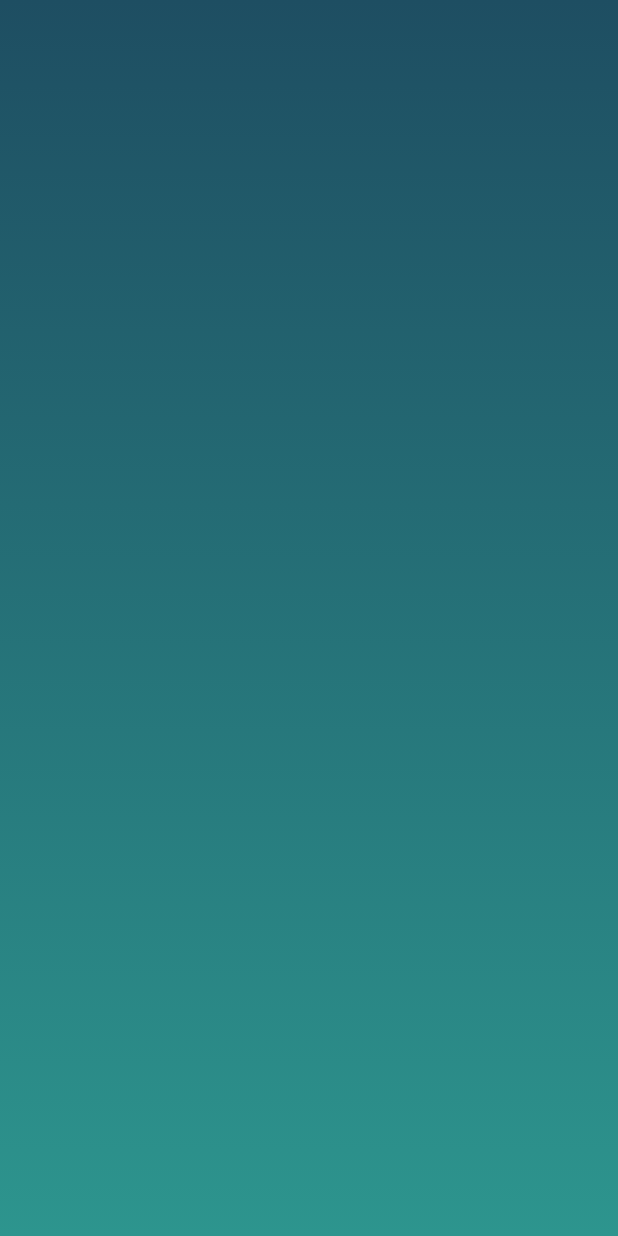
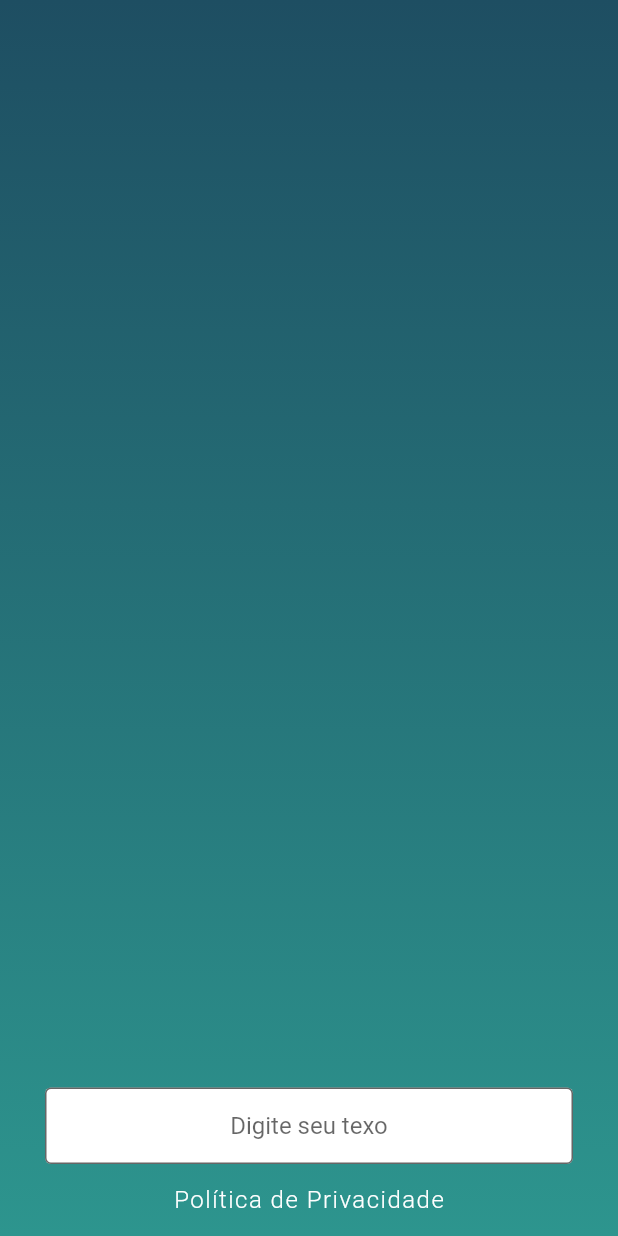
Before and after one commit to maisaamadeu/prova_flutter, a Flutter app: the HomePage screen opened directly, on a phone screen of 412 x 824 dp. Run offline on Flutter 3.47's test engine with Material 2 defaults, Android fonts, the phone set to English and light mode, and no system bars; our stand-ins replace flutter_mobx, mobx; generated files the repository leaves out were written again.

Commit message:
mais um dia

```diff
--- a/lib/app/pages/home_page.dart
+++ b/lib/app/pages/home_page.dart
@@ -1,15 +1,74 @@
 import 'package:flutter/material.dart';
+import 'package:flutter_mobx/flutter_mobx.dart';
+import 'package:prova_flutter/app/shared/stores/infos_store.dart';
+import 'package:prova_flutter/app/shared/widgets/custom_text_button.dart';
+import 'package:prova_flutter/app/shared/widgets/custom_text_form_field.dart';
 import 'package:prova_flutter/app/shared/widgets/gradient_container.dart';
+import 'package:prova_flutter/app/utils/open_url.dart';
 
 class HomePage extends StatelessWidget {
-  const HomePage({super.key});
+  HomePage({super.key});
+
+  final InfosStore infosStore = InfosStore();
+  final todoKey = GlobalKey<FormState>();
+  final TextEditingController infoTextEditingController =
+      TextEditingController();
 
   @override
   Widget build(BuildContext context) {
-    return const Scaffold(
+    return Scaffold(
       body: SafeArea(
         child: GradientContainer(
-          padding: EdgeInsets.symmetric(horizontal: 30),
+          padding: const EdgeInsets.symmetric(horizontal: 30),
+          child: Form(
+            key: todoKey,
+            child: Observer(
+              builder: (context) => Column(
+                children: [
+                  Expanded(
+                    child: ListView.separated(
+                      itemBuilder: (context, index) => Container(),
+                      itemCount: infosStore.infosList.length,
+                      separatorBuilder: (context, index) => Divider(),
+                    ),
+                  ),
+                  CustomTextFormField(
+                    controller: infoTextEditingController,
+                    filled: true,
+                    fillColor: Colors.white,
+                    hintText: 'Digite seu texo',
+                    textAlign: TextAlign.center,
+                    onChanged: (value) => infosStore.newInfo = value,
+                    suffixIcon: infosStore.newInfo.isNotEmpty
+                        ? IconButton(
+                            onPressed: () {
+                              infoTextEditingController.clear();
+                              infosStore.newInfo = '';
+                            },
+                            icon: const Icon(
+                              Icons.add,
+                              size: 24,
+                            ),
+                          )
+                        : null,
+                    onFieldSubmitted: (value) {
+                      infoTextEditingController.clear();
+                      infosStore.newInfo = '';
+                    },
+                  ),
+                  CustomTextButton(
+                    buttonText: 'Política de Privacidade',
+                    onPressed: () async {
+                      await OpenUrl().open(
+                        url: 'https://www.google.com.br/',
+                        context: context,
+                      );
+                    },
+                  ),
+                ],
+              ),
+            ),
+          ),
         ),
       ),
     );
--- /dev/null
+++ b/lib/app/shared/enums/app_state.dart
@@ -0,0 +1,6 @@
+enum AppState {
+  loading,
+  loaded,
+  error,
+  idle,
+}
--- a/lib/app/shared/services/auth_service.dart
+++ b/lib/app/shared/services/auth_service.dart
@@ -0,0 +1,6 @@
+class AuthService {
+  Future<String?> signIn({String? username, String? password}) async {
+    await Future.delayed(const Duration(seconds: 2));
+    return null;
+  }
+}
--- a/lib/app/shared/validators/user_validator.dart
+++ b/lib/app/shared/validators/username_validator.dart
@@ -1,4 +1,4 @@
-class UserValidator {
+class UsernameValidator {
   String? validate({String? user}) {
     if (user == null || user.isEmpty) {
       return 'O usuário é obrigatório';
--- a/lib/app/shared/widgets/custom_text_button.dart
+++ b/lib/app/shared/widgets/custom_text_button.dart
@@ -1,10 +1,19 @@
 import 'package:flutter/material.dart';
 
 class CustomTextButton extends StatelessWidget {
-  const CustomTextButton({super.key, this.onPressed, required this.buttonText});
+  const CustomTextButton(
+      {super.key,
+      this.onPressed,
+      required this.buttonText,
+      this.textColor,
+      this.fontWeight,
+      this.fontSize});
 
   final void Function()? onPressed;
   final String buttonText;
+  final Color? textColor;
+  final FontWeight? fontWeight;
+  final double? fontSize;
 
   @override
   Widget build(BuildContext context) {
@@ -12,10 +21,10 @@ class CustomTextButton extends StatelessWidget {
       onPressed: onPressed,
       child: Text(
         buttonText,
-        style: const TextStyle(
-          color: Colors.white,
-          fontSize: 16,
-          fontWeight: FontWeight.w300,
+        style: TextStyle(
+          color: textColor ?? Colors.white,
+          fontSize: fontSize ?? 16,
+          fontWeight: fontWeight ?? FontWeight.w300,
           letterSpacing: 1,
         ),
       ),
--- a/lib/app/shared/widgets/custom_text_form_field.dart
+++ b/lib/app/shared/widgets/custom_text_form_field.dart
@@ -4,19 +4,31 @@ class CustomTextFormField extends StatelessWidget {
   const CustomTextFormField({
     super.key,
     required this.controller,
-    required this.labelText,
+    this.labelText,
     this.validator,
     this.hintText,
     this.obscureText,
-    required this.iconData,
+    this.prefixIcon,
+    this.onChanged,
+    this.filled,
+    this.fillColor,
+    this.textAlign,
+    this.suffixIcon,
+    this.onFieldSubmitted,
   });
 
   final TextEditingController controller;
-  final String labelText;
+  final String? labelText;
   final String? hintText;
   final String? Function(String?)? validator;
+  final void Function(String)? onChanged;
+  final void Function(String)? onFieldSubmitted;
   final bool? obscureText;
-  final IconData iconData;
+  final Widget? prefixIcon;
+  final Widget? suffixIcon;
+  final bool? filled;
+  final Color? fillColor;
+  final TextAlign? textAlign;
 
   @override
   Widget build(BuildContext context) {
@@ -24,10 +36,11 @@ class CustomTextFormField extends StatelessWidget {
       crossAxisAlignment: CrossAxisAlignment.start,
       mainAxisSize: MainAxisSize.min,
       children: [
-        Padding(
+        labelText != null
+            ? Padding(
                 padding: const EdgeInsets.only(left: 14),
                 child: Text(
-            labelText,
+                  labelText!,
                   style: const TextStyle(
                     color: Colors.white,
                     fontSize: 16,
@@ -35,24 +48,28 @@ class CustomTextFormField extends StatelessWidget {
                     letterSpacing: 1,
                   ),
                 ),
-        ),
-        const SizedBox(height: 10),
+              )
+            : Container(),
+        SizedBox(height: labelText != null ? 10 : 0),
         TextFormField(
+          onFieldSubmitted: onFieldSubmitted != null
+              ? (value) => onFieldSubmitted!(value)
+              : null,
           controller: controller,
-          validator: validator!,
+          validator: validator,
+          onChanged: onChanged != null ? (value) => onChanged!(value) : null,
+          textAlign: textAlign ?? TextAlign.start,
           decoration: InputDecoration(
             isDense: true,
             hintText: hintText,
             border: const OutlineInputBorder(),
-            filled: true,
-            fillColor: Colors.white,
-            prefixIcon: Icon(
-              iconData,
-              color: Colors.black,
-            ),
+            filled: filled,
+            fillColor: fillColor,
+            prefixIcon: prefixIcon,
+            suffixIcon: suffixIcon,
           ),
           obscureText: obscureText ?? false,
-        )
+        ),
       ],
     );
   }
```
Also changed, not shown: lib/app/pages/login_page.dart (+63 -9 lines), lib/app/shared/stores/auth_store.dart (+16 -19 lines), lib/app/shared/stores/infos_store.dart (added, +28 -0 lines), lib/app/shared/widgets/custom_alert_dialog.dart (added, +16 -0 lines), lib/app/shared/stores/auth_store.g.dart, lib/app/shared/stores/infos_store.g.dart (added), lib/app/shared/widgets/custom_text_field.dart (added), 1 other file. Lines whose indentation alone changed are shown as unchanged.
